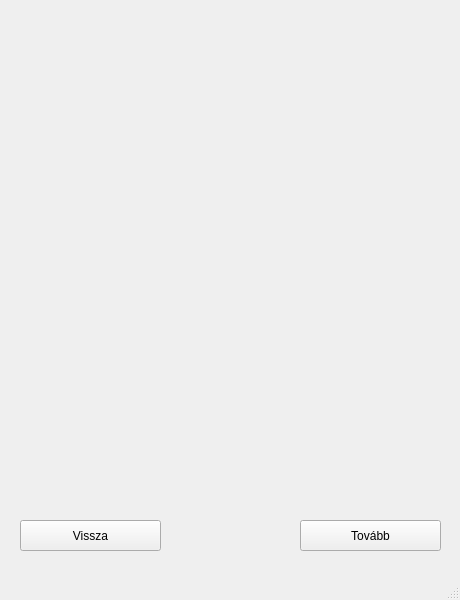
Above: src/main/resources/ui/registerAccount.ui from pkristof1999/Szakdolgozat before the change. Below: the same form after it.
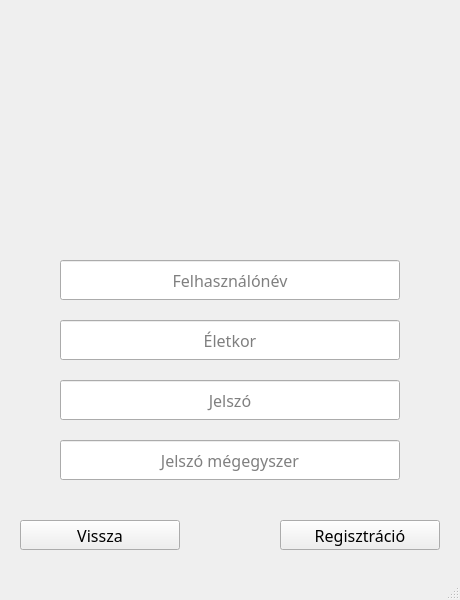
That is the form after the change.

```diff
--- a/src/main/resources/ui/registerAccount.ui
+++ b/src/main/resources/ui/registerAccount.ui
@@ -10,6 +10,12 @@
     <height>600</height>
    </rect>
   </property>
+  <property name="font">
+   <font>
+    <family>Corbel</family>
+    <pointsize>12</pointsize>
+   </font>
+  </property>
   <property name="windowTitle">
    <string>MainWindow</string>
   </property>
@@ -19,47 +25,106 @@
      <rect>
       <x>20</x>
       <y>520</y>
-      <width>141</width>
-      <height>31</height>
+      <width>160</width>
+      <height>30</height>
      </rect>
     </property>
     <property name="text">
      <string>Vissza</string>
     </property>
    </widget>
-   <widget class="QWidget" name="widget" native="true">
+   <widget class="QPushButton" name="registerButton">
     <property name="geometry">
      <rect>
-      <x>79</x>
-      <y>29</y>
-      <width>311</width>
-      <height>171</height>
-     </rect>
-    </property>
-   </widget>
-   <widget class="QPushButton" name="nextButton">
-    <property name="geometry">
-     <rect>
-      <x>300</x>
+      <x>280</x>
       <y>520</y>
-      <width>141</width>
-      <height>31</height>
+      <width>160</width>
+      <height>30</height>
      </rect>
     </property>
     <property name="text">
-     <string>Tovább</string>
+     <string>Regisztráció</string>
     </property>
    </widget>
-  </widget>
-  <widget class="QMenuBar" name="menubar">
-   <property name="geometry">
-    <rect>
-     <x>0</x>
-     <y>0</y>
-     <width>460</width>
-     <height>22</height>
-    </rect>
-   </property>
+   <widget class="QLineEdit" name="inputPwd1">
+    <property name="geometry">
+     <rect>
+      <x>60</x>
+      <y>380</y>
+      <width>340</width>
+      <height>40</height>
+     </rect>
+    </property>
+    <property name="echoMode">
+     <enum>QLineEdit::Password</enum>
+    </property>
+    <property name="placeholderText">
+     <string>Jelszó</string>
+    </property>
+    <property name="alignment">
+     <set>Qt::AlignCenter|Qt::AlignHCenter|Qt::AlignVCenter</set>
+    </property>
+   </widget>
+   <widget class="QLineEdit" name="inputPwd2">
+    <property name="geometry">
+     <rect>
+      <x>60</x>
+      <y>440</y>
+      <width>340</width>
+      <height>40</height>
+     </rect>
+    </property>
+    <property name="echoMode">
+     <enum>QLineEdit::Password</enum>
+    </property>
+    <property name="placeholderText">
+     <string>Jelszó mégegyszer</string>
+    </property>
+    <property name="alignment">
+     <set>Qt::AlignCenter|Qt::AlignHCenter|Qt::AlignVCenter</set>
+    </property>
+   </widget>
+   <widget class="QLineEdit" name="inputUserAge">
+    <property name="geometry">
+     <rect>
+      <x>60</x>
+      <y>320</y>
+      <width>340</width>
+      <height>40</height>
+     </rect>
+    </property>
+    <property name="text">
+     <string/>
+    </property>
+    <property name="echoMode">
+     <enum>QLineEdit::Normal</enum>
+    </property>
+    <property name="placeholderText">
+     <string>Életkor</string>
+    </property>
+    <property name="alignment">
+     <set>Qt::AlignCenter|Qt::AlignHCenter|Qt::AlignVCenter</set>
+    </property>
+   </widget>
+   <widget class="QLineEdit" name="inputUserName">
+    <property name="geometry">
+     <rect>
+      <x>60</x>
+      <y>260</y>
+      <width>340</width>
+      <height>40</height>
+     </rect>
+    </property>
+    <property name="echoMode">
+     <enum>QLineEdit::Normal</enum>
+    </property>
+    <property name="placeholderText">
+     <string>Felhasználónév</string>
+    </property>
+    <property name="alignment">
+     <set>Qt::AlignCenter|Qt::AlignHCenter|Qt::AlignVCenter</set>
+    </property>
+   </widget>
   </widget>
   <widget class="QStatusBar" name="statusbar"/>
  </widget>
```
